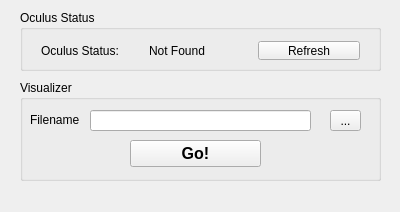
Above: Oculus_I3C_Visualizer/mainwindow.ui from pgTech123/Oculus_I3C_Visualizer before the change. Below: the same form after it.
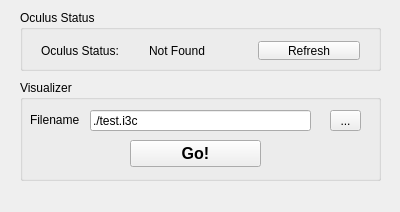
That is the form after the change.

```diff
--- a/Oculus_I3C_Visualizer/mainwindow.ui
+++ b/Oculus_I3C_Visualizer/mainwindow.ui
@@ -127,6 +127,9 @@
        <height>21</height>
       </rect>
      </property>
+     <property name="text">
+      <string>./test.i3c</string>
+     </property>
     </widget>
    </widget>
   </widget>
```
Left out of the diff: 12 changed lines with no effect on the pictures.
